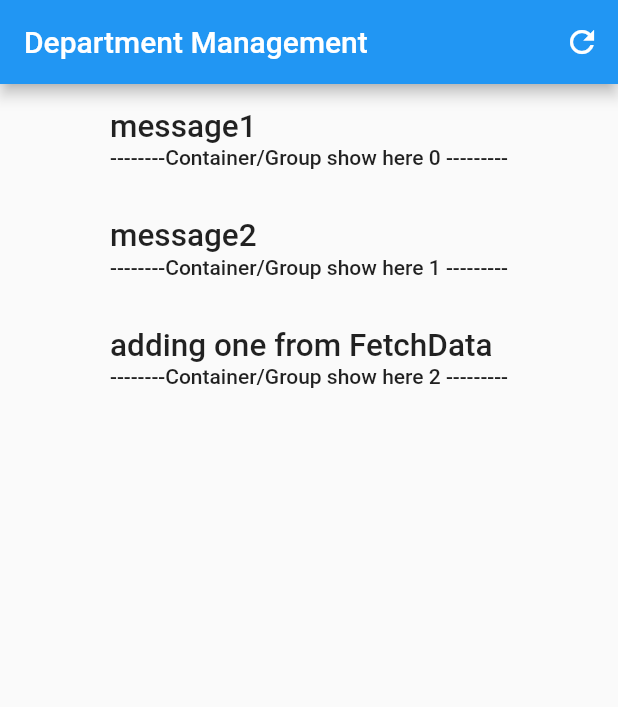
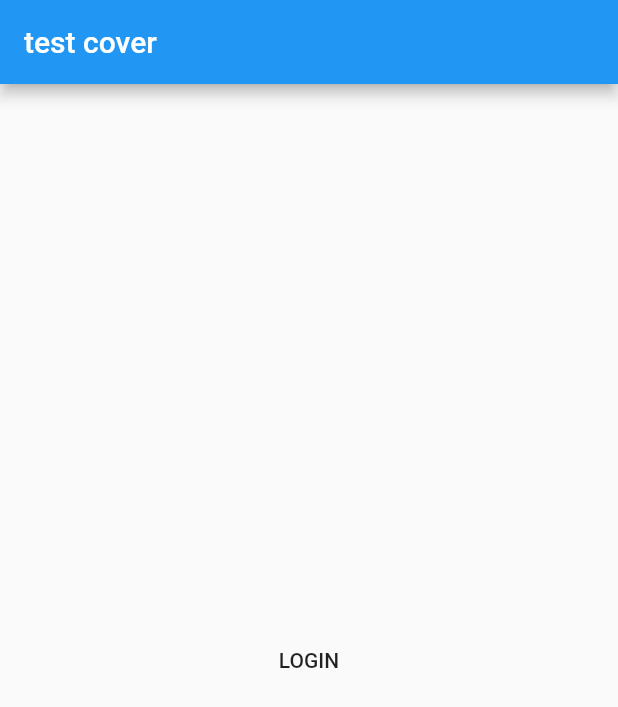
Before and after one commit to jonahwu/fluttergs, a Flutter app: the screen it shows after launch, on a phone screen of 412 x 824 dp. Shown: the top 707 px of the screen. Run offline on Flutter 3.47's test engine with Material 2 defaults, Android fonts, the phone set to English and light mode, and no system bars.

Commit message:
adding multiple places and login for gs project

```diff
--- a/app_depmgmt/lib/main.dart
+++ b/app_depmgmt/lib/main.dart
@@ -7,6 +7,7 @@ import './gslib/infoscreen.dart';
 void main() => runApp(DepApp());
 
 class DepApp extends StatelessWidget {
+  bool runCover = false;
   // This widget is the root of your application.
   @override
   Widget build(BuildContext context) {
@@ -24,7 +25,32 @@ class DepApp extends StatelessWidget {
         // is not restarted.
         primarySwatch: Colors.blue,
       ),
-      home: DepAppState(),
+      // home: DepAppState(),
+      home: runCover ? DepAppState() : CoverPage(),
+    );
+  }
+}
+
+// Login Page is for multiple placees
+class CoverPage extends StatelessWidget {
+  @override
+  Widget build(BuildContext context) {
+    return Scaffold(
+      appBar: AppBar(
+        title: Text("test cover"),
+      ),
+      body: Center(
+        child: new FlatButton(
+          child: Text("LOGIN"),
+          onPressed: () {
+            Navigator.push(
+                context,
+                new MaterialPageRoute(
+                    fullscreenDialog: false,
+                    builder: (context) => DepAppState()));
+          },
+        ),
+      ),
     );
   }
 }
@@ -125,7 +151,8 @@ class _HomeDepAppState extends State<DepAppState> {
                                 context,
                                 new MaterialPageRoute(
                                     fullscreenDialog: false,
-                                    builder: (context) => InfoScreen(depMessage[index], index)));
+                                    builder: (context) =>
+                                        InfoScreen(depMessage[index], index)));
                             print('--------------');
                             /*        builder: (context) =>
                                         Text("New Page and Can Roll Back"))); */
```
